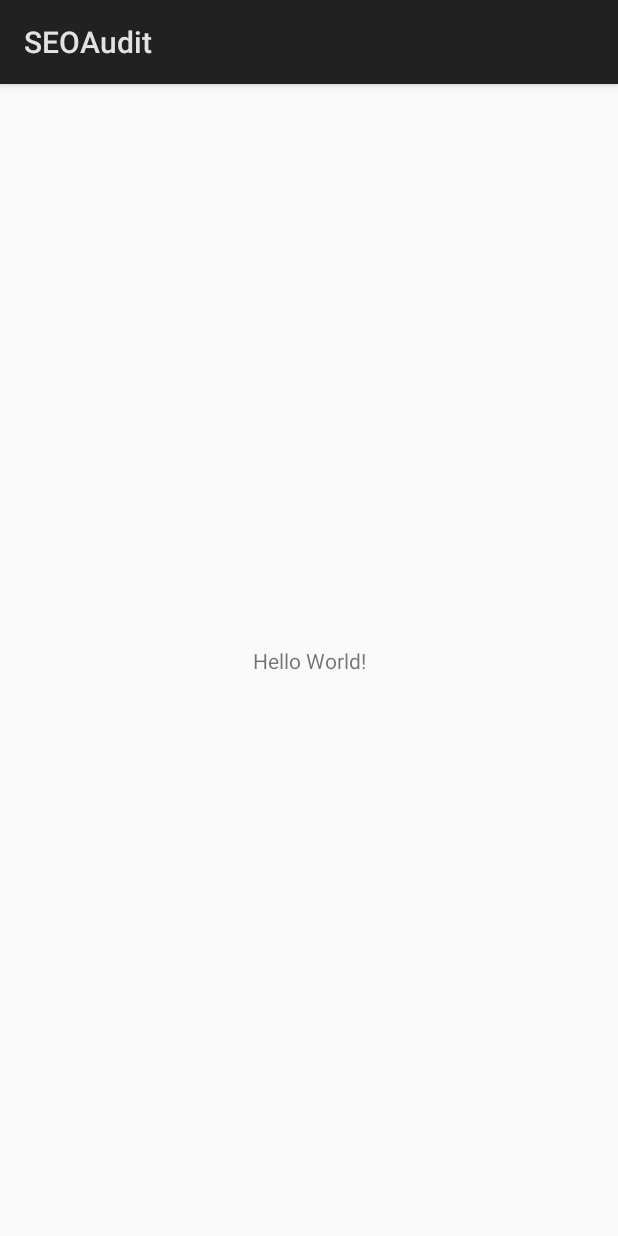
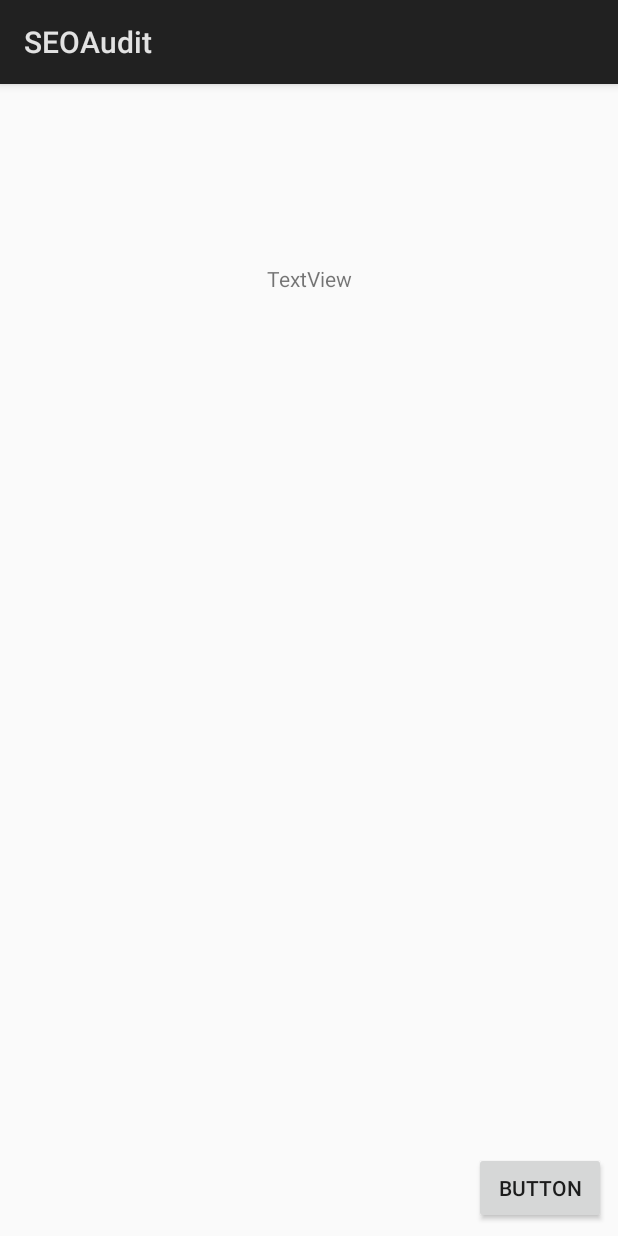
Before and after one commit to kubaskarupa/SeoAudit, an Android app: the screen it shows after launch (MainActivity), on a phone screen of 412 x 824 dp. Run offline under Robolectric (Android 15) with nearby library versions, the phone set to English and light mode, and no system bars.

Commit message:
fields added

```diff
--- a/app/src/main/res/layout/activity_main.xml
+++ b/app/src/main/res/layout/activity_main.xml
@@ -6,13 +6,25 @@
     android:layout_height="match_parent"
     tools:context=".MainActivity">
 
-    <TextView
+    <Button
+        android:id="@+id/submitButton"
         android:layout_width="wrap_content"
         android:layout_height="wrap_content"
-        android:text="Hello World!"
+        android:layout_marginEnd="8dp"
+        android:layout_marginBottom="8dp"
+        android:text="Button"
         app:layout_constraintBottom_toBottomOf="parent"
-        app:layout_constraintLeft_toLeftOf="parent"
-        app:layout_constraintRight_toRightOf="parent"
+        app:layout_constraintEnd_toEndOf="parent" />
+
+    <TextView
+        android:id="@+id/textView"
+        android:layout_width="wrap_content"
+        android:layout_height="wrap_content"
+        android:layout_marginStart="8dp"
+        android:layout_marginTop="120dp"
+        android:layout_marginEnd="8dp"
+        android:text="TextView"
+        app:layout_constraintEnd_toEndOf="parent"
+        app:layout_constraintStart_toStartOf="parent"
         app:layout_constraintTop_toTopOf="parent" />
-
 </android.support.constraint.ConstraintLayout>
```
